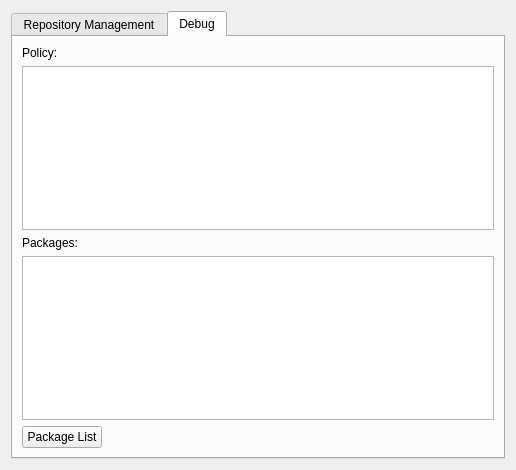
This is ahenk/lider/plugins/plugin_software/software.ui in pars-linux/uludag as Qt 5 draws it before an edit. The edited form follows.
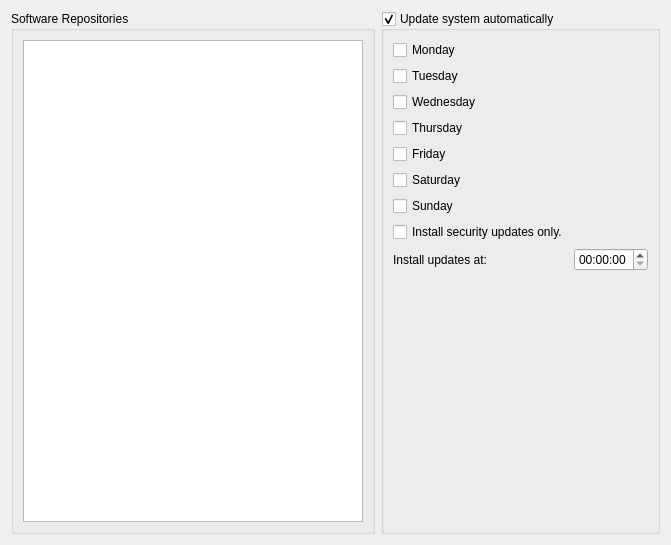
This is the edited form. The open tabs and pages were chosen to show the change. Icons and pictures are not drawn.

Commit message: Polished software management UI.

```diff
--- a/ahenk/lider/plugins/plugin_software/software.ui
+++ b/ahenk/lider/plugins/plugin_software/software.ui
@@ -6,8 +6,8 @@
    <rect>
     <x>0</x>
     <y>0</y>
-    <width>516</width>
-    <height>470</height>
+    <width>671</width>
+    <height>545</height>
    </rect>
   </property>
   <property name="windowTitle">
@@ -17,18 +17,20 @@
    <iconset resource="software.qrc">
     <normaloff>:/icons/software48.png</normaloff>:/icons/software48.png</iconset>
   </property>
-  <layout class="QGridLayout" name="gridLayout_2">
-   <item row="0" column="0">
-    <widget class="QTabWidget" name="tabWidget">
-     <property name="currentIndex">
-      <number>0</number>
-     </property>
-     <widget class="QWidget" name="tab">
-      <attribute name="title">
-       <string>Repository Management</string>
-      </attribute>
       <layout class="QGridLayout" name="gridLayout_3">
        <item row="0" column="0">
+    <widget class="QGroupBox" name="groupBox">
+     <property name="sizePolicy">
+      <sizepolicy hsizetype="Preferred" vsizetype="Preferred">
+       <horstretch>3</horstretch>
+       <verstretch>0</verstretch>
+      </sizepolicy>
+     </property>
+     <property name="title">
+      <string>Software Repositories</string>
+     </property>
+     <layout class="QGridLayout" name="gridLayout_2">
+      <item row="0" column="0">
         <widget class="QListWidget" name="listRepositories">
          <property name="iconSize">
           <size>
@@ -40,59 +42,102 @@
        </item>
       </layout>
      </widget>
-     <widget class="QWidget" name="tab_2">
-      <attribute name="title">
-       <string>Debug</string>
-      </attribute>
+   </item>
+   <item row="0" column="1">
+    <widget class="QGroupBox" name="groupUpdate">
+     <property name="sizePolicy">
+      <sizepolicy hsizetype="Preferred" vsizetype="Preferred">
+       <horstretch>1</horstretch>
+       <verstretch>0</verstretch>
+      </sizepolicy>
+     </property>
+     <property name="title">
+      <string>Update system automatically</string>
+     </property>
+     <property name="checkable">
+      <bool>true</bool>
+     </property>
       <layout class="QGridLayout" name="gridLayout">
        <item row="0" column="0">
-        <widget class="QLabel" name="label">
+       <widget class="QCheckBox" name="checkMonday">
          <property name="text">
-          <string>Policy:</string>
-         </property>
-         <property name="alignment">
-          <set>Qt::AlignLeading|Qt::AlignLeft|Qt::AlignTop</set>
+         <string>Monday</string>
          </property>
         </widget>
        </item>
-       <item row="1" column="0" colspan="2">
-        <widget class="QTextEdit" name="textPolicy"/>
+      <item row="1" column="0">
+       <widget class="QCheckBox" name="checkTuesday">
+        <property name="text">
+         <string>Tuesday</string>
+        </property>
+       </widget>
        </item>
        <item row="2" column="0">
-        <widget class="QLabel" name="label_2">
+       <widget class="QCheckBox" name="checkWednesday">
          <property name="text">
-          <string>Packages:</string>
-         </property>
-         <property name="alignment">
-          <set>Qt::AlignLeading|Qt::AlignLeft|Qt::AlignTop</set>
+         <string>Wednesday</string>
          </property>
         </widget>
        </item>
-       <item row="3" column="0" colspan="2">
-        <widget class="QTextEdit" name="textPackages"/>
+      <item row="3" column="0">
+       <widget class="QCheckBox" name="checkThursday">
+        <property name="text">
+         <string>Thursday</string>
+        </property>
+       </widget>
        </item>
        <item row="4" column="0">
-        <widget class="QPushButton" name="pushPackages">
+       <widget class="QCheckBox" name="checkFriday">
          <property name="text">
-          <string>Package List</string>
+         <string>Friday</string>
          </property>
         </widget>
        </item>
-       <item row="4" column="1">
-        <spacer name="horizontalSpacer">
+      <item row="5" column="0">
+       <widget class="QCheckBox" name="checkSaturday">
+        <property name="text">
+         <string>Saturday</string>
+        </property>
+       </widget>
+      </item>
+      <item row="6" column="0">
+       <widget class="QCheckBox" name="checkSunday">
+        <property name="text">
+         <string>Sunday</string>
+        </property>
+       </widget>
+      </item>
+      <item row="8" column="0">
+       <widget class="QLabel" name="label">
+        <property name="text">
+         <string>Install updates at:</string>
+        </property>
+       </widget>
+      </item>
+      <item row="8" column="1">
+       <widget class="QTimeEdit" name="timeUpdate"/>
+      </item>
+      <item row="10" column="0" colspan="2">
+       <spacer name="verticalSpacer">
          <property name="orientation">
-          <enum>Qt::Horizontal</enum>
+         <enum>Qt::Vertical</enum>
          </property>
          <property name="sizeHint" stdset="0">
           <size>
-           <width>384</width>
-           <height>20</height>
+          <width>20</width>
+          <height>271</height>
           </size>
          </property>
         </spacer>
        </item>
-      </layout>
-     </widget>
+      <item row="7" column="0">
+       <widget class="QCheckBox" name="checkSecurity">
+        <property name="text">
+         <string>Install security updates only.</string>
+        </property>
+       </widget>
+      </item>
+     </layout>
     </widget>
    </item>
   </layout>
```
Lines whose indentation alone changed are shown as unchanged. The commit also changes 1 other file.
